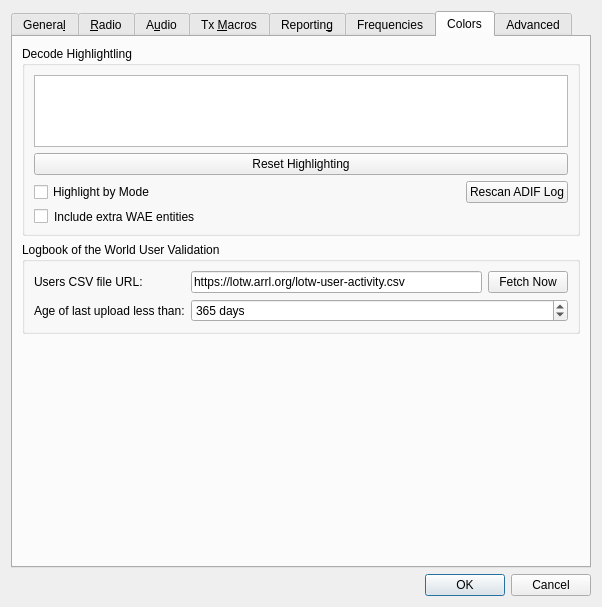
saitohirga/WSJT-X, file Configuration.ui: the form before one commit.
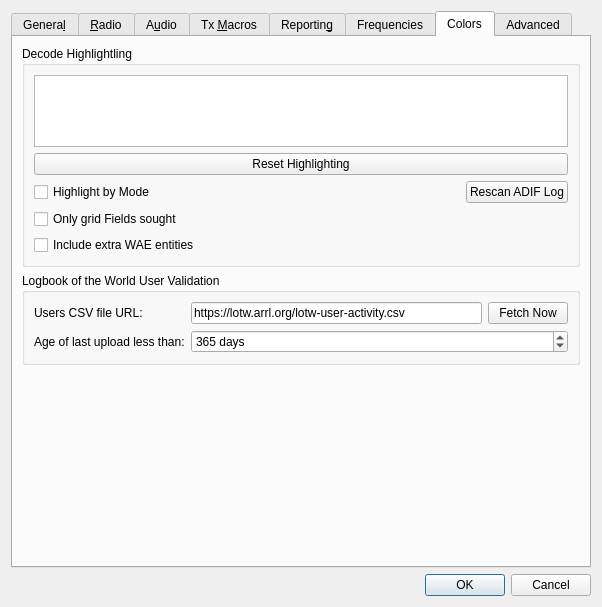
The form after the commit. The open tabs and pages were chosen to show the change. Custom widgets are drawn as their Qt base class.

Commit message:
Add option to highlight un-worked grid fields
    This  is a  check box  option  in "Settings->Colors"  rather than  new
    highlighting types so un-worked  field highlighting and un-worked grid
    square highlighting are mutually exclusive. The check box state can be
    changed at  any time, no  log rescanning is necessary,  and subsequent
    decoded message highlighting will be according to the check box state.

```diff
--- a/Configuration.ui
+++ b/Configuration.ui
@@ -2206,8 +2206,45 @@
          <property name="title">
           <string>Decode Highlightling</string>
          </property>
-         <layout class="QVBoxLayout" name="verticalLayout_8">
-          <item>
+         <layout class="QGridLayout" name="gridLayout_5">
+          <item row="2" column="1">
+           <layout class="QHBoxLayout" name="horizontalLayout_15">
+            <item>
+             <spacer name="horizontalSpacer_5">
+              <property name="orientation">
+               <enum>Qt::Horizontal</enum>
+              </property>
+              <property name="sizeHint" stdset="0">
+               <size>
+                <width>40</width>
+                <height>20</height>
+               </size>
+              </property>
+             </spacer>
+            </item>
+            <item>
+             <widget class="QPushButton" name="rescan_log_push_button">
+              <property name="toolTip">
+               <string>&lt;html&gt;&lt;head/&gt;&lt;body&gt;&lt;p&gt;Click to scan the wsjtx_log.adi ADIF file again for worked before information&lt;/p&gt;&lt;/body&gt;&lt;/html&gt;</string>
+              </property>
+              <property name="text">
+               <string>Rescan ADIF Log</string>
+              </property>
+             </widget>
+            </item>
+           </layout>
+          </item>
+          <item row="1" column="0" colspan="2">
+           <widget class="QPushButton" name="reset_highlighting_to_defaults_push_button">
+            <property name="toolTip">
+             <string>&lt;html&gt;&lt;head/&gt;&lt;body&gt;&lt;p&gt;Push to reset all highlight items above to default values and priorities.&lt;/p&gt;&lt;/body&gt;&lt;/html&gt;</string>
+            </property>
+            <property name="text">
+             <string>Reset Highlighting</string>
+            </property>
+           </widget>
+          </item>
+          <item row="0" column="0" colspan="2">
            <widget class="DecodeHighlightingListView" name="highlighting_list_view">
             <property name="sizePolicy">
              <sizepolicy hsizetype="Expanding" vsizetype="Preferred">
@@ -2247,69 +2284,32 @@
             </property>
            </widget>
           </item>
-          <item>
-           <widget class="QPushButton" name="reset_highlighting_to_defaults_push_button">
+          <item row="2" column="0">
+           <widget class="QCheckBox" name="highlight_by_mode_check_box">
             <property name="toolTip">
              <string>&lt;html&gt;&lt;head/&gt;&lt;body&gt;&lt;p&gt;Push to reset all highlight items above to default values and priorities.&lt;/p&gt;&lt;/body&gt;&lt;/html&gt;</string>
             </property>
             <property name="text">
-             <string>Reset Highlighting</string>
+             <string>Highlight by Mode</string>
             </property>
            </widget>
           </item>
-          <item>
-           <layout class="QHBoxLayout" name="horizontalLayout_15">
-            <item>
-             <widget class="QCheckBox" name="highlight_by_mode_check_box">
-              <property name="toolTip">
-               <string>&lt;html&gt;&lt;head/&gt;&lt;body&gt;&lt;p&gt;Check to indicate new DXCC entities, grid squares, and callsigns per mode.&lt;/p&gt;&lt;/body&gt;&lt;/html&gt;</string>
-              </property>
-              <property name="text">
-               <string>Highlight by Mode</string>
-              </property>
-             </widget>
-            </item>
-            <item>
-             <spacer name="horizontalSpacer_5">
-              <property name="orientation">
-               <enum>Qt::Horizontal</enum>
-              </property>
-              <property name="sizeHint" stdset="0">
-               <size>
-                <width>40</width>
-                <height>20</height>
-               </size>
-              </property>
-             </spacer>
-            </item>
-            <item>
-             <widget class="QPushButton" name="rescan_log_push_button">
-              <property name="toolTip">
-               <string>&lt;html&gt;&lt;head/&gt;&lt;body&gt;&lt;p&gt;Click to scan the wsjtx_log.adi ADIF file again for worked before information&lt;/p&gt;&lt;/body&gt;&lt;/html&gt;</string>
-              </property>
-              <property name="text">
-               <string>Rescan ADIF Log</string>
-              </property>
-             </widget>
-            </item>
-           </layout>
+          <item row="4" column="0">
+           <widget class="QCheckBox" name="include_WAE_check_box">
+            <property name="text">
+             <string>Include extra WAE entities</string>
+            </property>
+           </widget>
           </item>
-          <item>
-           <layout class="QFormLayout" name="formLayout_20">
-            <item row="0" column="0">
-             <widget class="QCheckBox" name="include_WAE_check_box"/>
-            </item>
-            <item row="0" column="1">
-             <widget class="QLabel" name="includeExtraWAEEntitiesLabel">
-              <property name="text">
-               <string>Include extra WAE entities</string>
-              </property>
-              <property name="buddy">
-               <cstring>include_WAE_check_box</cstring>
-              </property>
-             </widget>
-            </item>
-           </layout>
+          <item row="3" column="0">
+           <widget class="QCheckBox" name="only_fields_check_box">
+            <property name="toolTip">
+             <string>Check to for grid highlighting to only apply to unworked grid fields</string>
+            </property>
+            <property name="text">
+             <string>Only grid Fields sought</string>
+            </property>
+           </widget>
           </item>
          </layout>
         </widget>
```
Left out of the diff: 2 changed lines with no effect on the pictures. The commit also changes 3 other files.
